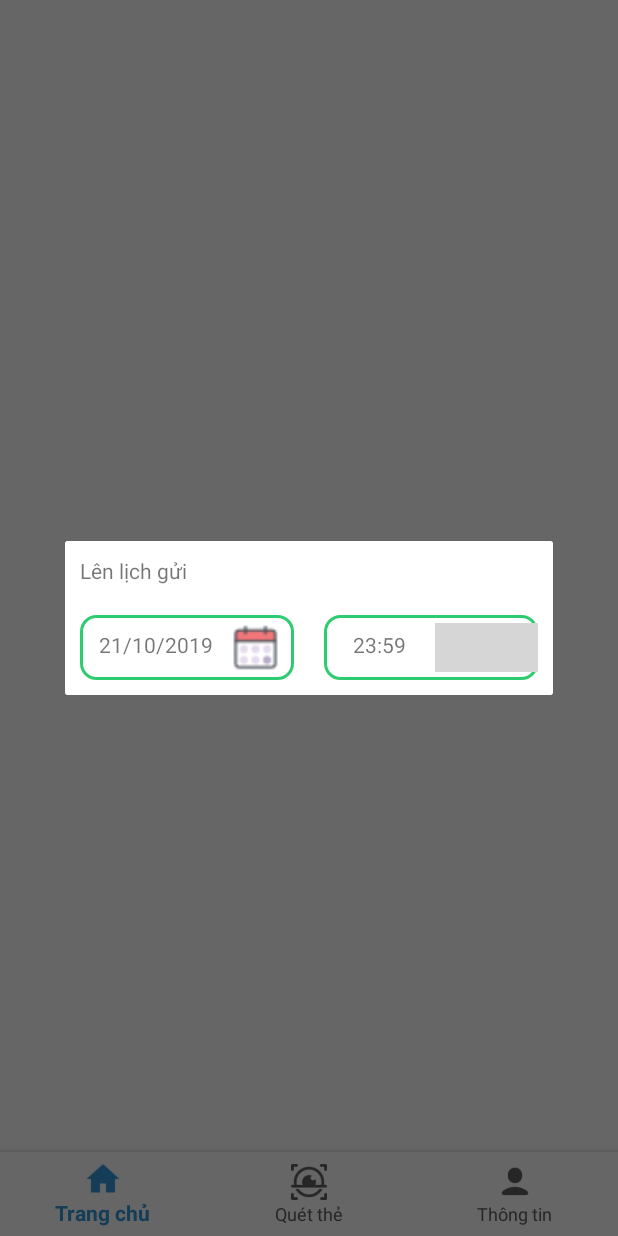
After one commit to the-document/Attendance-Manager, an Android app: the fragment DatetimeDialogFragment placed in its activity, on a phone screen of 412 x 824 dp. The commit adds this screen. Run offline under Robolectric (Android 15) with nearby library versions, the light colour scheme and no system bars; grey boxes are pictures that could not be loaded.

Commit message:
add datetime popup

```diff
--- /dev/null
+++ b/CheckMeIn/app/src/main/java/com/example/nguyenhongphuc98/checkmein/DatetimeDialogFragment.java
@@ -0,0 +1,27 @@
+package com.example.nguyenhongphuc98.checkmein;
+
+import android.app.Dialog;
+import android.os.Bundle;
+import android.support.annotation.NonNull;
+import android.support.annotation.Nullable;
+import android.support.v4.app.DialogFragment;
+import android.view.LayoutInflater;
+import android.view.View;
+import android.view.ViewGroup;
+import android.view.Window;
+
+public class DatetimeDialogFragment extends DialogFragment {
+    @Nullable
+    @Override
+    public View onCreateView(@NonNull LayoutInflater inflater, @Nullable ViewGroup container, @Nullable Bundle savedInstanceState) {
+        return inflater.inflate(R.layout.datetime_popup, container, false);
+    }
+
+    @NonNull
+    @Override
+    public Dialog onCreateDialog(Bundle savedInstanceState) {
+        Dialog dialog = super.onCreateDialog(savedInstanceState);
+        dialog.requestWindowFeature(Window.FEATURE_NO_TITLE);
+        return dialog;
+    }
+}
--- a/CheckMeIn/app/src/main/java/com/example/nguyenhongphuc98/checkmein/SendEmailFragment.java
+++ b/CheckMeIn/app/src/main/java/com/example/nguyenhongphuc98/checkmein/SendEmailFragment.java
@@ -1,5 +1,9 @@
 package com.example.nguyenhongphuc98.checkmein;
 
+import android.app.Dialog;
+import android.content.Intent;
+import android.graphics.Color;
+import android.graphics.drawable.ColorDrawable;
 import android.os.Bundle;
 import android.support.annotation.NonNull;
 import android.support.annotation.Nullable;
@@ -9,10 +13,25 @@
 import android.view.ViewGroup;
 
 public class SendEmailFragment extends Fragment {
+    View btnClock;
+
     @Nullable
     @Override
     public View onCreateView(@NonNull LayoutInflater inflater, @Nullable ViewGroup container, @Nullable Bundle savedInstanceState) {
         View view = inflater.inflate(R.layout.fragment_send_email, container, false);
+        btnClock = (View) view.findViewById(R.id.btnClock);
+        btnClock.setOnClickListener(new View.OnClickListener() {
+            @Override
+            public void onClick(View view) {
+                /*final Dialog dtDialogue = new Dialog(getActivity(), android.R.style.Theme_Black_NoTitleBar);
+                dtDialogue.getWindow().setBackgroundDrawable(new ColorDrawable(Color.argb(100, 0, 0, 0)));
+                dtDialogue.setContentView(R.layout.datetime_popup);
+                dtDialogue.setCancelable(true);
+                dtDialogue.show();*/
+                DatetimeDialogFragment dtDialog = new DatetimeDialogFragment();
+                dtDialog.show(getFragmentManager(), "dialog");
+            }
+        });
         return view;
     }
 }
--- a/CheckMeIn/app/src/main/res/drawable/custom_et_info_account.xml
+++ b/CheckMeIn/app/src/main/res/drawable/custom_et_info_account.xml
@@ -1,11 +1,4 @@
 <?xml version="1.0" encoding="utf-8"?>
 <selector xmlns:android="http://schemas.android.com/apk/res/android">
 
-    <item>
-        <shape android:shape="rectangle">
-            <stroke
-                android:width="0dp"
-                android:color="@color/colorPrimary" />
-        </shape>
-    </item>
 </selector>
--- /dev/null
+++ b/CheckMeIn/app/src/main/res/layout/datetime_popup.xml
@@ -0,0 +1,79 @@
+<?xml version="1.0" encoding="utf-8"?>
+<LinearLayout xmlns:android="http://schemas.android.com/apk/res/android"
+    xmlns:app="http://schemas.android.com/apk/res-auto"
+    android:layout_width="wrap_content"
+    android:layout_height="wrap_content"
+    android:background="#FFFFFF"
+    android:layout_gravity="center"
+    android:orientation="vertical">
+
+    <TextView
+        android:id="@+id/textView3"
+        android:layout_width="match_parent"
+        android:layout_height="wrap_content"
+        android:layout_margin="10dp"
+        android:text="Lên lịch gửi" />
+
+    <LinearLayout
+        android:layout_width="match_parent"
+        android:layout_height="63dp"
+        android:orientation="horizontal">
+
+        <LinearLayout
+            android:layout_width="match_parent"
+            android:layout_height="match_parent"
+            android:layout_margin="10dp"
+            android:layout_weight="1"
+            android:foreground="@drawable/custom_row_event"
+            android:orientation="horizontal">
+
+            <TextView
+                android:id="@+id/textView5"
+                android:layout_width="100dp"
+                android:layout_height="wrap_content"
+                android:layout_margin="10dp"
+                android:layout_weight="1"
+                android:gravity="center"
+                android:text="21/10/2019" />
+
+            <ImageView
+                android:id="@+id/imageView3"
+                android:layout_width="50dp"
+                android:layout_height="match_parent"
+                android:layout_marginRight="10dp"
+                android:layout_weight="1"
+                app:srcCompat="@drawable/icon_calendar" />
+        </LinearLayout>
+
+        <LinearLayout
+            android:layout_width="match_parent"
+            android:layout_height="match_parent"
+            android:layout_margin="10dp"
+            android:layout_weight="1"
+            android:foreground="@drawable/custom_row_event"
+            android:orientation="horizontal"
+            android:visibility="visible">
+
+            <TextView
+                android:id="@+id/textView4"
+                android:layout_width="wrap_content"
+                android:layout_height="wrap_content"
+                android:layout_margin="10dp"
+                android:layout_weight="1"
+                android:gravity="center"
+                android:text="23:59" />
+
+            <ImageView
+                android:id="@+id/imageView2"
+                android:layout_width="50dp"
+                android:layout_height="match_parent"
+                android:layout_marginTop="5dp"
+                android:layout_marginBottom="5dp"
+                android:layout_weight="1"
+                app:srcCompat="@drawable/icon_clock" />
+        </LinearLayout>
+
+
+    </LinearLayout>
+
+</LinearLayout>
--- a/CheckMeIn/app/src/main/res/layout/fragment_send_email.xml
+++ b/CheckMeIn/app/src/main/res/layout/fragment_send_email.xml
@@ -99,7 +99,7 @@
             <EditText
                 android:id="@+id/editText3"
                 android:layout_width="match_parent"
-                android:layout_height="267dp"
+                android:layout_height="182dp"
                 android:ems="10"
                 android:gravity="left"
                 android:inputType="textPersonName"
@@ -117,16 +117,18 @@
                 android:id="@+id/tvDate"
                 android:layout_width="100dp"
                 android:layout_height="match_parent"
-                android:layout_margin="10dp"
+                android:layout_marginTop="10dp"
+                android:layout_marginLeft="10dp"
+                android:layout_marginRight="20dp"
                 android:layout_weight="1"
                 android:gravity="center_horizontal"
                 android:text="21/10/2019 23:59"
                 android:textSize="18sp" />
 
             <View
-                android:id="@+id/view4"
-                android:layout_width="5dp"
-                android:layout_height="52dp"
+                android:id="@+id/btnClock"
+                android:layout_width="0dp"
+                android:layout_height="40dp"
                 android:layout_gravity="left"
                 android:layout_margin="10dp"
                 android:layout_weight="1"
@@ -134,9 +136,9 @@
 
             <Button
                 android:id="@+id/btnSend"
-                android:layout_width="100dp"
+                android:layout_width="80dp"
                 android:layout_height="wrap_content"
-                android:layout_marginLeft="10dp"
+                android:layout_marginLeft="40dp"
                 android:layout_marginRight="10dp"
                 android:layout_weight="1"
                 android:text="Gửi"
```
